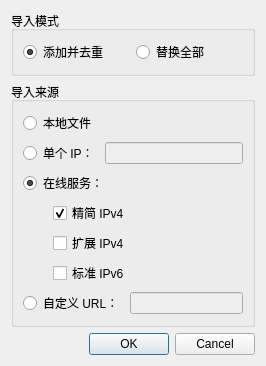
Before: the Qt Designer form dlgImport.ui in GoodCoder666/GoogleTranslate_IPFinder, drawn with Qt 5.
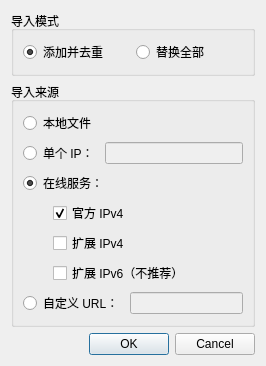
After: the same form once the commit is applied.

The edit to the form file:
```diff
--- a/dlgImport.ui
+++ b/dlgImport.ui
@@ -95,7 +95,7 @@
         <item>
          <widget class="QCheckBox" name="chkBox_std4">
           <property name="text">
-           <string>精简 IPv4</string>
+           <string>官方 IPv4</string>
           </property>
           <property name="checked">
            <bool>true</bool>
@@ -112,7 +112,7 @@
         <item>
          <widget class="QCheckBox" name="chkBox_std6">
           <property name="text">
-           <string>标准 IPv6</string>
+           <string>扩展 IPv6（不推荐）</string>
           </property>
          </widget>
         </item>
```
Left out of the diff: 8 changed lines with no effect on the pictures.
